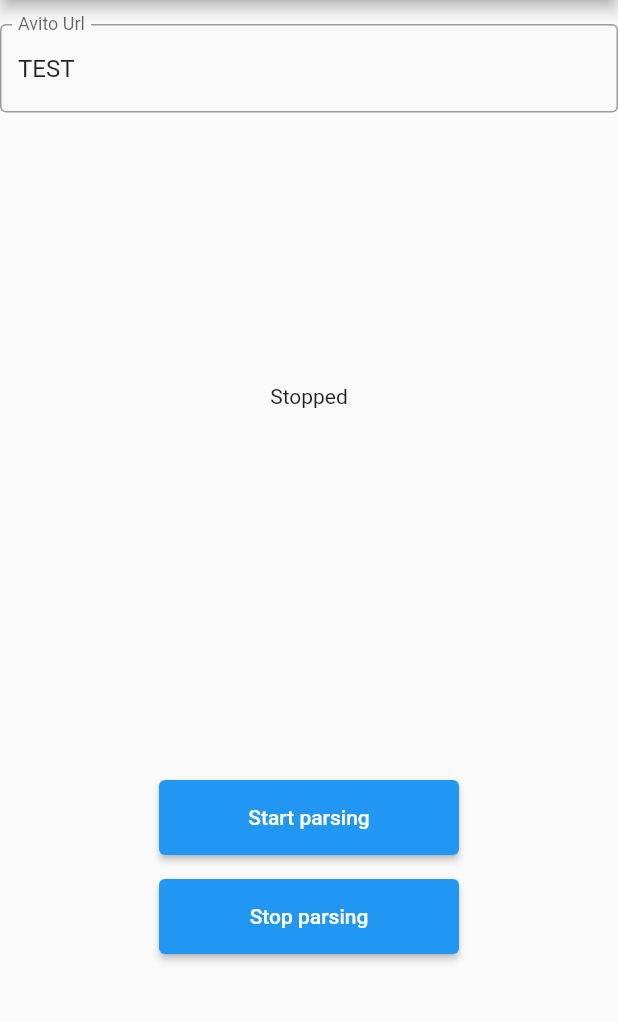
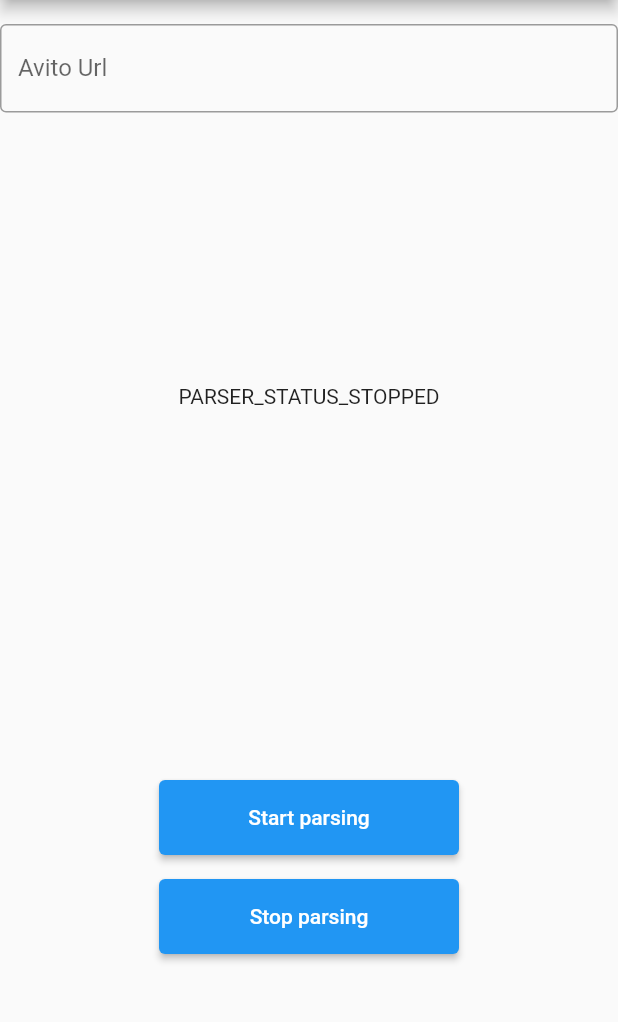
Before and after one commit to alexch33/avito_parser_fluter, a Flutter app: the screen it shows after launch, after a tap on "Stop parsing", on a phone screen of 412 x 824 dp, the part 84-1106 px from its top. Run offline on Flutter 3.47's test engine with Material 2 defaults, Android fonts, the phone set to English and light mode, and no system bars; our stand-ins replace flutter_local_notifications, sembast, shared_preferences; missing offline and left inert: workmanager.

Commit message:
worker setup

```diff
--- a/lib/constants/constants.dart
+++ b/lib/constants/constants.dart
@@ -2,3 +2,10 @@ const IS_FOREGROUND_KEY = "isForeground";
 const DB_PATH = 'parser.db';
 const AD_SOURCE = 'ad_source';
 const BACKGROUND_TASK = "backgroundTask";
+const PARSER_STATUS = "parserStatus";
+const PARSING_URL = "parsingUrl";
+const PARSER_STATUS_STOPPED = "PARSER_STATUS_STOPPED";
+const PARSER_STATUS_RUNNING = "PARSER_STATUS_RUNNING";
+const PARSER_STATUS_ERROR = "PARSER_STATUS_ERROR";
+const PARSER_STATUS_WAITING_INFO = "PARSER_STATUS_WAITING_INFO";
+const ADS_LIST = "ADS_LIST";
--- a/lib/main.dart
+++ b/lib/main.dart
@@ -1,4 +1,5 @@
 import 'package:flutter/material.dart';
+import 'package:shared_preferences/shared_preferences.dart';
 import 'package:workmanager/workmanager.dart';
 
 import 'constants/constants.dart';
@@ -13,7 +14,7 @@ void callBackDispatcher() {
   });
 }
 
-void main() {
+void main() async {
   WidgetsFlutterBinding.ensureInitialized();
 
   runApp(MyApp());
@@ -24,21 +25,9 @@ class MyApp extends StatelessWidget {
   @override
   Widget build(BuildContext context) {
     return MaterialApp(
-      title: 'Flutter Demo',
+      title: 'Avito Parser',
       theme: ThemeData(
-        // This is the theme of your application.
-        //
-        // Try running your application with "flutter run". You'll see the
-        // application has a blue toolbar. Then, without quitting the app, try
-        // changing the primarySwatch below to Colors.green and then invoke
-        // "hot reload" (press "r" in the console where you ran "flutter run",
-        // or simply save your changes to "hot reload" in a Flutter IDE).
-        // Notice that the counter didn't reset back to zero; the application
-        // is not restarted.
         primarySwatch: Colors.blue,
-        // This makes the visual density adapt to the platform that you run
-        // the app on. For desktop platforms, the controls will be smaller and
-        // closer together (more dense) than on mobile platforms.
         visualDensity: VisualDensity.adaptivePlatformDensity,
       ),
       home: MyHomePage(title: 'Avito Parser'),
@@ -56,26 +45,48 @@ class MyHomePage extends StatefulWidget {
 }
 
 class _MyHomePageState extends State<MyHomePage> {
-  String _curentStatus = "Stopped";
+  String _curentStatus = PARSER_STATUS_WAITING_INFO;
   final mainUrlController = TextEditingController();
-  String userUrl = '';
 
   @override
   void initState() {
-    mainUrlController.text = "TEST";
+    SharedPreferences.getInstance().then((value) {
+      _curentStatus = value.getString(PARSER_STATUS) ?? PARSER_STATUS_STOPPED;
+      mainUrlController.text = value.getString(PARSING_URL) ?? "";
+    });
+
     super.initState();
   }
 
-  void runParserInBackground(String url) {
-    Workmanager.initialize(callBackDispatcher, isInDebugMode: true)
-        .then((value) {
-      Workmanager.registerOneOffTask("1", BACKGROUND_TASK,
-          inputData: {url: url});
+  void _runParserInBackground(String url) async {
+    await Workmanager.initialize(callBackDispatcher, isInDebugMode: true);
+
+    Workmanager.registerOneOffTask("1", BACKGROUND_TASK);
+  }
+
+  void _runParser() {
+    if (mainUrlController.text.isEmpty) return;
+
+    SharedPreferences.getInstance().then((value) async {
+      await value.reload();
+      value.setString(PARSING_URL, mainUrlController.text.trim());
+      value.setString(PARSER_STATUS, PARSER_STATUS_RUNNING);
+      _runParserInBackground(mainUrlController.text);
+      setState(() {
+        _curentStatus = PARSER_STATUS_RUNNING;
+      });
     });
   }
 
-  void _runParser() {
+  void _stopParser() {
+    Workmanager.cancelAll().then((value) {
+      SharedPreferences.getInstance().then((value) async {
+        value.reload();
+        value.setString(PARSER_STATUS, PARSER_STATUS_STOPPED);
+      });
       setState(() {
+        _curentStatus = PARSER_STATUS_STOPPED;
+      });
     });
   }
 
@@ -108,7 +119,7 @@ class _MyHomePageState extends State<MyHomePage> {
                     height: 50,
                     width: 200,
                     child: ElevatedButton(
-                        onPressed: () {}, child: Text("Start parsing"))),
+                        onPressed: _runParser, child: Text("Start parsing"))),
               ),
               Padding(
                 padding: const EdgeInsets.all(8.0),
@@ -116,7 +127,7 @@ class _MyHomePageState extends State<MyHomePage> {
                     height: 50,
                     width: 200,
                     child: ElevatedButton(
-                        onPressed: () {}, child: Text("Stop parsing"))),
+                        onPressed: _stopParser, child: Text("Stop parsing"))),
               )
             ],
           ))
--- a/lib/utils/parser/avito_parser.dart
+++ b/lib/utils/parser/avito_parser.dart
@@ -2,6 +2,7 @@ import 'package:avito_parser/data/models/ad_model.dart';
 
 class AvitoParser {
   Future<List<Ad>> getAdsListFromMainUrl(String url) async {
+    await Future.delayed(Duration(seconds: 2));
     return [];
   }
 }
--- a/pubspec.yaml
+++ b/pubspec.yaml
@@ -32,6 +32,7 @@ dependencies:
   shared_preferences: ^2.0.5
 
   sembast: ^3.0.1
+  path_provider: ^2.0.1
 
   # The following adds the Cupertino Icons font to your application.
   # Use with the CupertinoIcons class for iOS style icons.
```
Also changed, not shown: lib/controllers/notification_controller.dart (+36 -2 lines), lib/data/db/db.dart (+7 -1 lines), lib/data/repository/repository.dart (+6 -3 lines), lib/data/sources/ad_source.dart (+1 -19 lines), pubspec.lock. Lines whose indentation alone changed are shown as unchanged.
